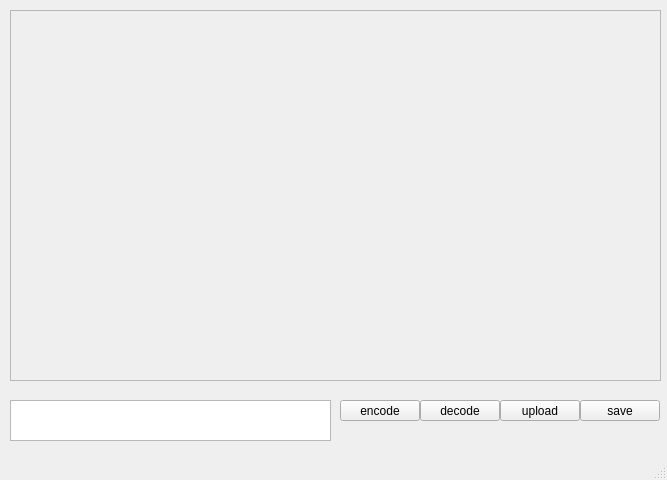
The window that main_part1.ui (donutyeon/projet_vision) describes before a commit, drawn with Qt 5.
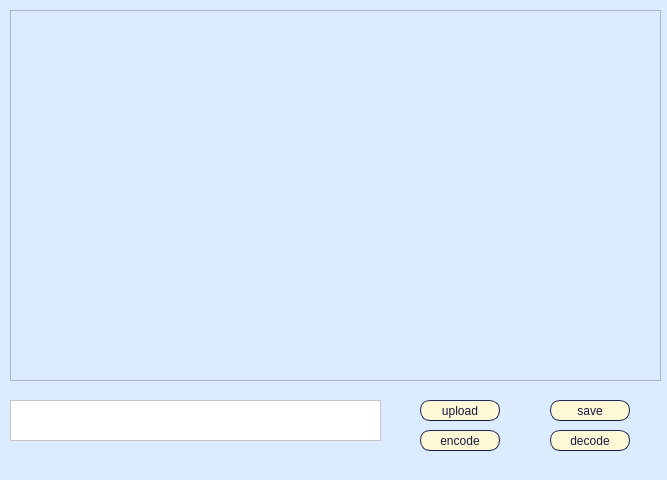
The same window after the commit.

The edit to the form file:
```diff
--- a/main_part1.ui
+++ b/main_part1.ui
@@ -13,6 +13,9 @@
   <property name="windowTitle">
    <string>MainWindow</string>
   </property>
+  <property name="styleSheet">
+   <string notr="true">background-color: rgb(220, 236, 255);</string>
+  </property>
   <widget class="QWidget" name="centralwidget">
    <widget class="QLabel" name="picturelabel">
     <property name="geometry">
@@ -39,12 +42,28 @@
    <widget class="QPushButton" name="encode_button">
     <property name="geometry">
      <rect>
-      <x>340</x>
-      <y>400</y>
+      <x>420</x>
+      <y>430</y>
       <width>80</width>
       <height>21</height>
      </rect>
     </property>
+    <property name="styleSheet">
+     <string notr="true">QPushButton{
+	background-color:rgb(255, 248, 215);
+	border-radius:10px;
+	border-style:outset;
+	border-color: rgb(19, 26, 63);
+	border-width:1px;
+	color: rgb(19, 26, 63);
+}
+QPushButton:hover {
+            background-color: rgb(246, 252, 126);
+        }
+QPushButton:focus {
+            background-color: rgb(90, 71, 173);
+        }</string>
+    </property>
     <property name="text">
      <string>encode</string>
     </property>
@@ -54,20 +73,42 @@
      <rect>
       <x>10</x>
       <y>400</y>
-      <width>321</width>
+      <width>371</width>
       <height>41</height>
      </rect>
     </property>
+    <property name="styleSheet">
+     <string notr="true">background-color: rgb(255, 255, 255);
+color: rgb(19, 26, 63);
+border-width:1px;
+border-color: rgb(19, 26, 63);</string>
+    </property>
    </widget>
    <widget class="QPushButton" name="upload_button">
     <property name="geometry">
      <rect>
-      <x>500</x>
+      <x>420</x>
       <y>400</y>
       <width>80</width>
       <height>21</height>
      </rect>
     </property>
+    <property name="styleSheet">
+     <string notr="true">QPushButton{
+	background-color:rgb(255, 248, 215);
+	border-radius:10px;
+	border-style:outset;
+	border-color: rgb(19, 26, 63);
+	border-width:1px;
+	color: rgb(19, 26, 63);
+}
+QPushButton:hover {
+            background-color: rgb(246, 252, 126);
+        }
+QPushButton:focus {
+            background-color: rgb(90, 71, 173);
+        }</string>
+    </property>
     <property name="text">
      <string>upload</string>
     </property>
@@ -75,12 +116,28 @@
    <widget class="QPushButton" name="decode_button">
     <property name="geometry">
      <rect>
-      <x>420</x>
-      <y>400</y>
+      <x>550</x>
+      <y>430</y>
       <width>80</width>
       <height>21</height>
      </rect>
     </property>
+    <property name="styleSheet">
+     <string notr="true">QPushButton{
+	background-color:rgb(255, 248, 215);
+	border-radius:10px;
+	border-style:outset;
+	border-color: rgb(19, 26, 63);
+	border-width:1px;
+	color: rgb(19, 26, 63);
+}
+QPushButton:hover {
+            background-color: rgb(246, 252, 126);
+        }
+QPushButton:focus {
+            background-color: rgb(90, 71, 173);
+        }</string>
+    </property>
     <property name="text">
      <string>decode</string>
     </property>
@@ -88,12 +145,28 @@
    <widget class="QPushButton" name="save_button">
     <property name="geometry">
      <rect>
-      <x>580</x>
+      <x>550</x>
       <y>400</y>
       <width>80</width>
       <height>21</height>
      </rect>
     </property>
+    <property name="styleSheet">
+     <string notr="true">QPushButton{
+	background-color:rgb(255, 248, 215);
+	border-radius:10px;
+	border-style:outset;
+	border-color: rgb(19, 26, 63);
+	border-width:1px;
+	color: rgb(19, 26, 63);
+}
+QPushButton:hover {
+            background-color: rgb(246, 252, 126);
+        }
+QPushButton:focus {
+            background-color: rgb(90, 71, 173);
+        }</string>
+    </property>
     <property name="text">
      <string>save</string>
     </property>
```
